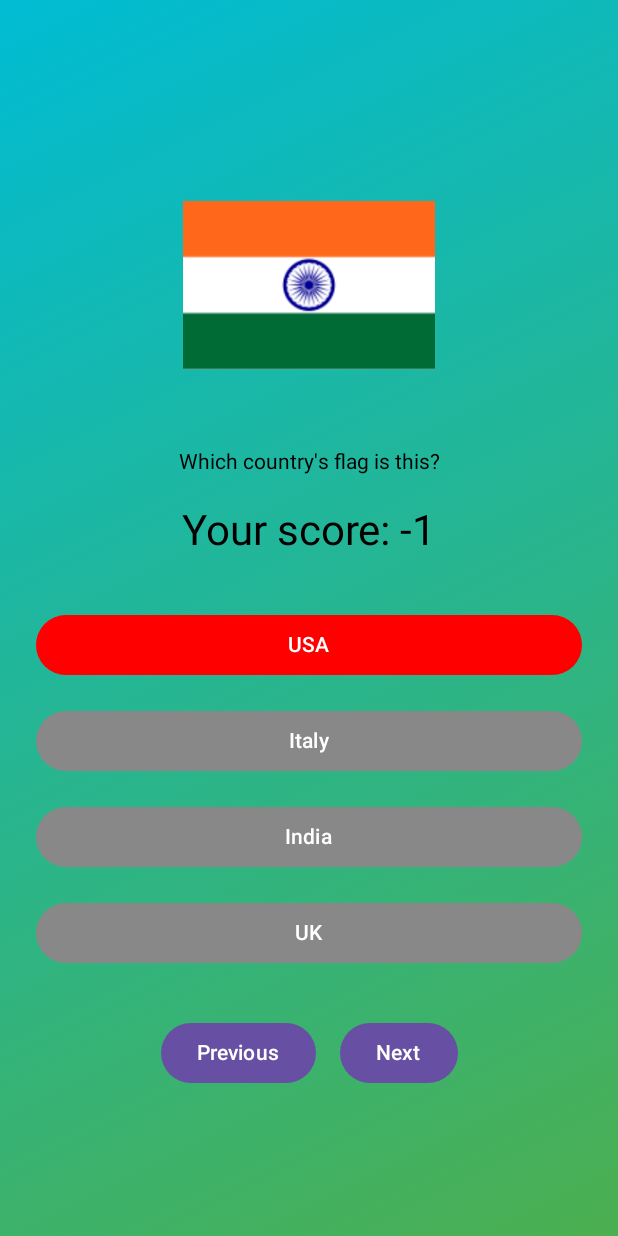
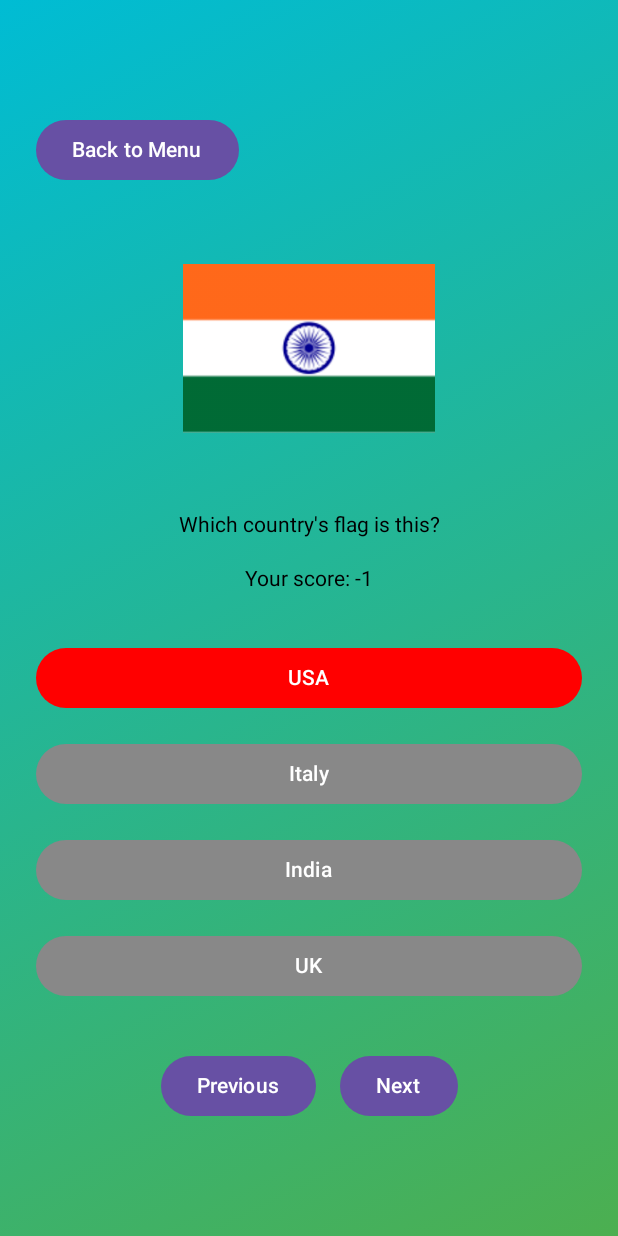
Before and after one commit to quanngodesu/Flags-Quiz, an Android app built with Jetpack Compose: the screen it shows after launch (MainActivity), after a tap on "USA", on a phone screen of 412 x 824 dp. Run offline under Robolectric (Android 15) with nearby library versions, the phone set to English and light mode, and no system bars; 1 other tap on this screen came first.

Commit message:
Add menu screen

```diff
--- a/app/src/main/java/com/example/helloworld/MainActivity.kt
+++ b/app/src/main/java/com/example/helloworld/MainActivity.kt
@@ -5,37 +5,62 @@ import android.widget.Toast
 import androidx.activity.ComponentActivity
 import androidx.activity.compose.setContent
 import androidx.compose.foundation.Image
+import androidx.compose.foundation.background
 import androidx.compose.foundation.layout.*
-import androidx.compose.material3.Button
-import androidx.compose.material3.Text
+import androidx.compose.material3.*
 import androidx.compose.runtime.Composable
 import androidx.compose.runtime.mutableStateOf
 import androidx.compose.runtime.remember
 import androidx.compose.ui.Alignment
 import androidx.compose.ui.Modifier
+import androidx.compose.ui.graphics.Brush
+import androidx.compose.ui.graphics.Color
+import androidx.compose.ui.platform.LocalContext
 import androidx.compose.ui.res.painterResource
 import androidx.compose.ui.unit.dp
-import androidx.compose.ui.graphics.Brush
-import androidx.compose.ui.graphics.Color
-import androidx.compose.foundation.background
-import androidx.compose.material3.ButtonDefaults
-import androidx.compose.material3.MaterialTheme
-import androidx.compose.ui.platform.LocalContext
 import android.media.MediaPlayer
-
 
 class MainActivity : ComponentActivity() {
     override fun onCreate(savedInstanceState: Bundle?) {
         super.onCreate(savedInstanceState)
         setContent {
-            FlagQuizApp()
+            var currentScreen = remember { mutableStateOf("menu") }
+
+            when (currentScreen.value) {
+                "menu" -> MenuScreen { currentScreen.value = "quiz" }
+                "quiz" -> FlagQuizApp { currentScreen.value = "menu" }
+            }
         }
     }
 }
 
 @Composable
-fun FlagQuizApp() {
-    // List of flags and corresponding country names
+fun MenuScreen(onStartQuiz: () -> Unit) {
+    Box(
+        modifier = Modifier
+            .fillMaxSize()
+            .background(Color(0xFF2196F3)),
+        contentAlignment = Alignment.Center
+    ) {
+        Column(horizontalAlignment = Alignment.CenterHorizontally) {
+            Text(
+                text = "Welcome to Flag Quiz!",
+                style = MaterialTheme.typography.headlineMedium,
+                color = Color.White,
+                modifier = Modifier.padding(bottom = 24.dp)
+            )
+            Button(
+                onClick = onStartQuiz,
+                modifier = Modifier.padding(8.dp)
+            ) {
+                Text("Start Quiz")
+            }
+        }
+    }
+}
+
+@Composable
+fun FlagQuizApp(onBackToMenu: () -> Unit) {
     val flags = listOf(
         R.drawable.uk to "UK",
         R.drawable.usa to "USA",
@@ -51,20 +76,16 @@ fun FlagQuizApp() {
         R.drawable.japan to "Japan"
     )
 
-    val currentIndex = remember { mutableStateOf((0 until flags.size).random()) } // Track current flag index
+    val currentIndex = remember { mutableStateOf((0 until flags.size).random()) }
     val context = LocalContext.current
-
-    // Simple Gradient Background
-    val gradient = Brush.linearGradient(
-        colors = listOf(Color(0xFF00BCD4), Color(0xFF4CAF50))
-    )
-
     val correctAnswer = flags[currentIndex.value].second
-    val userScore = remember{ mutableStateOf(0)} // Track user score
-    val buttonColors = remember { mutableStateOf(Color.Gray) }
+    val userScore = remember { mutableStateOf(0) }
     val selectedAnswer = remember { mutableStateOf<String?>(null) }
     val correctSound = MediaPlayer.create(context, R.raw.correct_answer)
     val wrongSound = MediaPlayer.create(context, R.raw.wrong_answer)
+
+    val gradient = Brush.linearGradient(colors = listOf(Color(0xFF00BCD4), Color(0xFF4CAF50)))
+
     val options = remember(currentIndex.value) {
         val shuffledFlags = flags.shuffled()
         val uniqueOptions = mutableSetOf(correctAnswer)
@@ -73,10 +94,8 @@ fun FlagQuizApp() {
                 uniqueOptions.add(flag.second)
             }
         }
-
         uniqueOptions.shuffled().toList()
     }
-
 
     Box(
         modifier = Modifier
@@ -88,32 +107,32 @@ fun FlagQuizApp() {
             modifier = Modifier.align(Alignment.Center),
             horizontalAlignment = Alignment.CenterHorizontally
         ) {
-            // Display the current flag
+            Button(
+                onClick = onBackToMenu,
+                modifier = Modifier
+                    .align(Alignment.Start)
+                    .padding(8.dp)
+            ) {
+                Text("Back to Menu")
+            }
+
             Image(
                 painter = painterResource(id = flags[currentIndex.value].first),
                 contentDescription = "Flag of ${flags[currentIndex.value].second}",
                 modifier = Modifier
-                    .size(200.dp) // Equal size for all flags
+                    .size(200.dp)
                     .padding(16.dp)
             )
 
-            // Display the question
-            Text(
-                text = "Which country's flag is this?",
-                modifier = Modifier.padding(10.dp)
-            )
-            Text(
-                text = "Your score: ${userScore.value}",
-                modifier = Modifier.padding(10.dp),
-                style = MaterialTheme.typography.headlineMedium
-            )
+            Text("Which country's flag is this?", Modifier.padding(10.dp))
+            Text("Your score: ${userScore.value}", Modifier.padding(10.dp))
+
             Spacer(modifier = Modifier.height(16.dp))
 
-            // Display the multiple-choice options
             options.forEach { option ->
                 Button(
                     colors = ButtonDefaults.buttonColors(
-                        containerColor  = when {
+                        containerColor = when {
                             selectedAnswer.value == option && option == correctAnswer -> Color.Green
                             selectedAnswer.value == option && option != correctAnswer -> Color.Red
                             else -> Color.Gray
@@ -122,12 +141,10 @@ fun FlagQuizApp() {
                     onClick = {
                         selectedAnswer.value = option
                         if (option == correctAnswer) {
-                            buttonColors.value = Color.Green
                             userScore.value += 1
                             correctSound.start()
                             Toast.makeText(context, "Correct!", Toast.LENGTH_SHORT).show()
                         } else {
-                            buttonColors.value = Color.Red
                             userScore.value -= 1
                             wrongSound.start()
                             Toast.makeText(context, "Incorrect. The correct answer is $correctAnswer.", Toast.LENGTH_SHORT).show()
@@ -143,11 +160,9 @@ fun FlagQuizApp() {
 
             Spacer(modifier = Modifier.height(16.dp))
 
-            // Navigation buttons
             Row(horizontalArrangement = Arrangement.SpaceEvenly) {
                 Button(
                     onClick = {
-                        // Navigate to the previous flag
                         currentIndex.value = if (currentIndex.value > 0) currentIndex.value - 1 else flags.size - 1
                         selectedAnswer.value = null
                     },
@@ -158,7 +173,6 @@ fun FlagQuizApp() {
 
                 Button(
                     onClick = {
-                        // Navigate to the next flag
                         currentIndex.value = (currentIndex.value + 1) % flags.size
                         selectedAnswer.value = null
                     },
```
